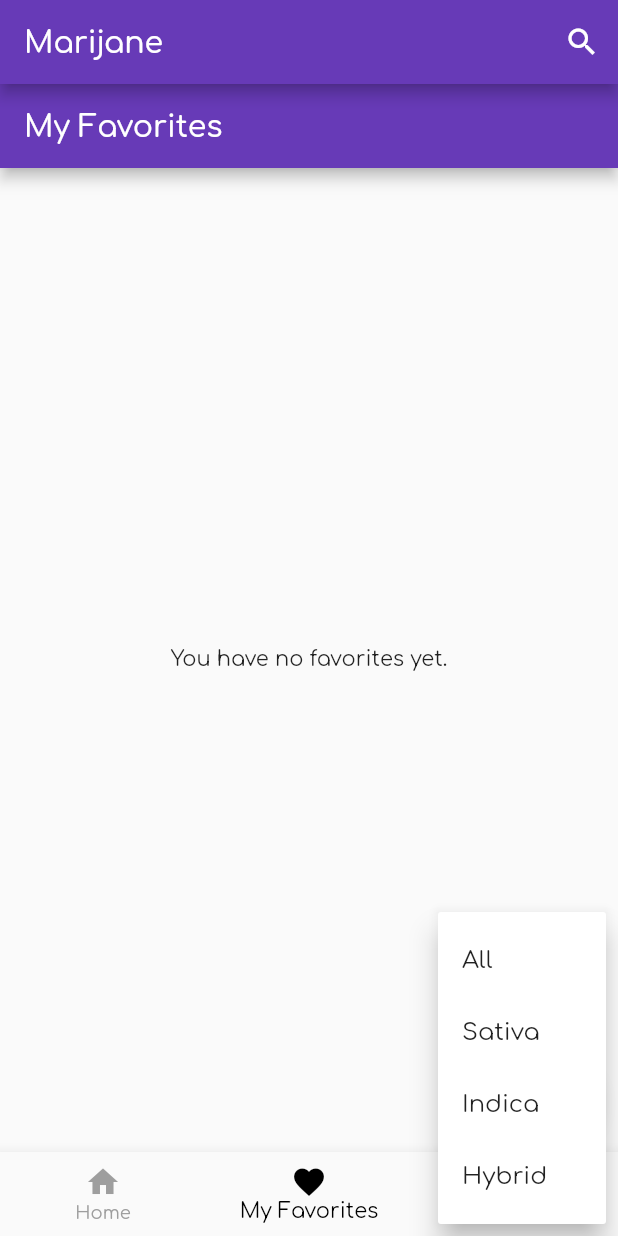
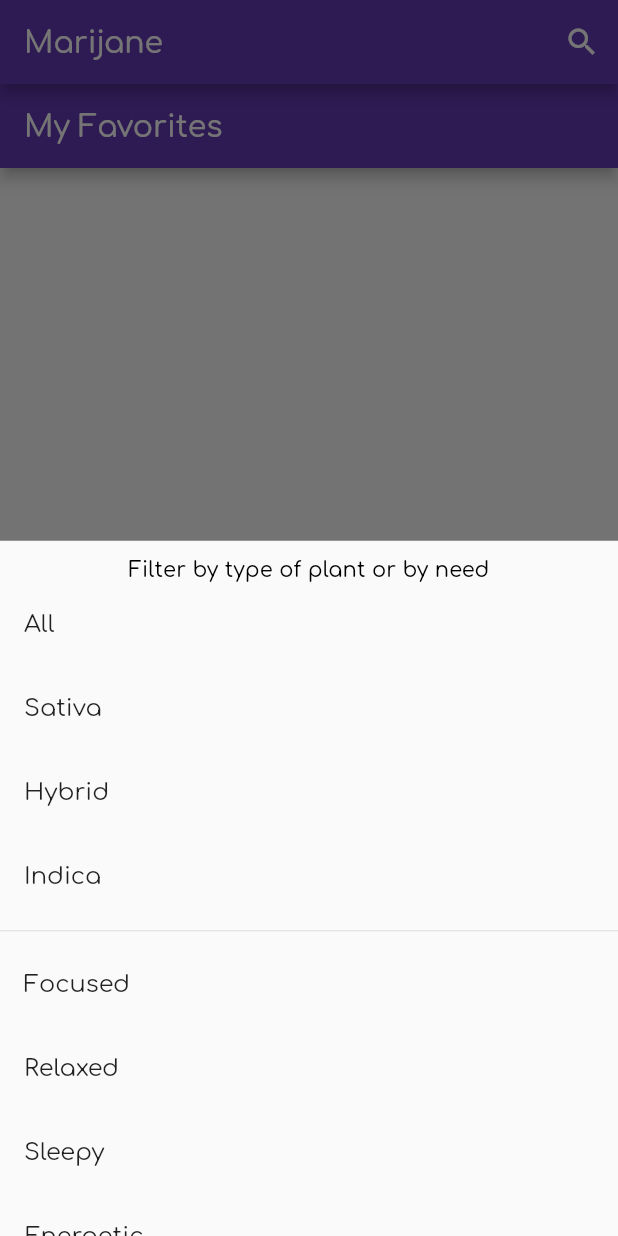
Before and after one commit to knl5/cbd-app23, a Flutter app: the screen it shows once a user with an empty profile is signed in, item 2 of the bottom bar chosen, after a tap on the "filter list" icon, on a phone screen of 412 x 824 dp. Run offline on Flutter 3.47's test engine with Material 2 defaults, Android fonts, the light colour scheme and no system bars; our stand-ins replace cloud_firestore, firebase_auth, firebase_core, google_fonts; missing offline and left inert: flutterfire_ui; accounts and stored records are empty; network calls fail.

Commit message:
add filter by need and change display of filters

```diff
--- a/lib/data/fetch_data.dart
+++ b/lib/data/fetch_data.dart
@@ -7,7 +7,7 @@ import 'package:http/http.dart' as http;
 Future<List<DataStrains>> fetchData() async {
   var url = Uri.parse('https://weed-strain1.p.rapidapi.com/');
   final response = await http.get(url, headers: {
-    "X-RapidAPI-Key": '24024d3c37msh77d432d3b0b04dbp1119dejsn66f40f00e220',
+    "X-RapidAPI-Key": '2d04d2b8damshe873bd108f32543p17583bjsn28060a1e9287',
   });
   if (response.statusCode == 200) {
     List jsonResponse = json.decode(response.body);
--- a/lib/main.dart
+++ b/lib/main.dart
@@ -70,7 +70,9 @@ class _MyHomePageState extends State<MyHomePage> {
   final ValueNotifier<String> _selectedFilter = ValueNotifier<String>("All");
 
   void _onFilterPressed(String filter) {
-    _selectedFilter.value = filter;
+    setState(() {
+      _selectedFilter.value = filter;
+    });
   }
 
   late final List<Widget> _widgetOptions = <Widget>[
@@ -84,7 +86,11 @@ class _MyHomePageState extends State<MyHomePage> {
               List<DataStrains> data = snapshot.data!;
               if (filter != "All") {
                 // Filter the data list based on the selected filter
-                data = data.where((item) => item.strainType == filter).toList();
+                data = data
+                    .where((item) =>
+                        item.strainType == filter ||
+                        item.goodEffects.contains(filter))
+                    .toList();
               }
               return ListView.builder(
                   scrollDirection: Axis.horizontal,
@@ -140,6 +146,85 @@ class _MyHomePageState extends State<MyHomePage> {
     });
   }
 
+  void _showFilterBottomSheet() {
+    showModalBottomSheet(
+      context: context,
+      builder: (BuildContext context) {
+        return Column(
+          mainAxisSize: MainAxisSize.min,
+          children: <Widget>[
+            const Padding(padding: EdgeInsets.all(6.0)),
+            Text('Filter by type of plant or by need',
+                style: Theme.of(context).textTheme.titleSmall),
+            ListTile(
+              title: const Text('All'),
+              onTap: () {
+                _onFilterPressed('All');
+                Navigator.pop(context);
+              },
+            ),
+            ListTile(
+              title: const Text('Sativa'),
+              onTap: () {
+                _onFilterPressed('Sativa');
+                Navigator.pop(context);
+              },
+            ),
+            ListTile(
+              title: const Text('Hybrid'),
+              onTap: () {
+                _onFilterPressed('Hybrid');
+                Navigator.pop(context);
+              },
+            ),
+            ListTile(
+              title: const Text('Indica'),
+              onTap: () {
+                _onFilterPressed('Indica');
+                Navigator.pop(context);
+              },
+            ),
+            const Divider(),
+            Expanded(
+              child: ListView(
+                children: <Widget>[
+                  ListTile(
+                    title: const Text('Focused'),
+                    onTap: () {
+                      _onFilterPressed('focused');
+                      Navigator.pop(context);
+                    },
+                  ),
+                  ListTile(
+                    title: const Text('Relaxed'),
+                    onTap: () {
+                      _onFilterPressed('relaxed');
+                      Navigator.pop(context);
+                    },
+                  ),
+                  ListTile(
+                    title: const Text('Sleepy'),
+                    onTap: () {
+                      _onFilterPressed('sleepy');
+                      Navigator.pop(context);
+                    },
+                  ),
+                  ListTile(
+                    title: const Text('Energetic'),
+                    onTap: () {
+                      _onFilterPressed('energetic');
+                      Navigator.pop(context);
+                    },
+                  ),
+                ],
+              ),
+            ),
+          ],
+        );
+      },
+    );
+  }
+
   @override
   Widget build(BuildContext context) {
     // This method is rerun every time setState is called, for instance as done
@@ -166,39 +251,7 @@ class _MyHomePageState extends State<MyHomePage> {
         ),
       ),
       floatingActionButton: FloatingActionButton(
-        onPressed: () {
-          showMenu(
-            context: context,
-            position: RelativeRect.fromLTRB(
-              MediaQuery.of(context).size.width - 50,
-              MediaQuery.of(context).size.height - 50,
-              0,
-              0,
-            ),
-            items: <PopupMenuEntry<String>>[
-              const PopupMenuItem<String>(
-                value: 'All',
-                child: Text('All'),
-              ),
-              const PopupMenuItem<String>(
-                value: 'Sativa',
-                child: Text('Sativa'),
-              ),
-              const PopupMenuItem<String>(
-                value: 'Indica',
-                child: Text('Indica'),
-              ),
-              const PopupMenuItem<String>(
-                value: 'Hybrid',
-                child: Text('Hybrid'),
-              ),
-            ],
-          ).then((value) {
-            if (value != null) {
-              _onFilterPressed(value);
-            }
-          });
-        },
+        onPressed: _showFilterBottomSheet,
         child: const Icon(Icons.filter_list),
       ),
       body: Center(
```
Also changed, not shown: lib/strains/filters.dart (deleted).
